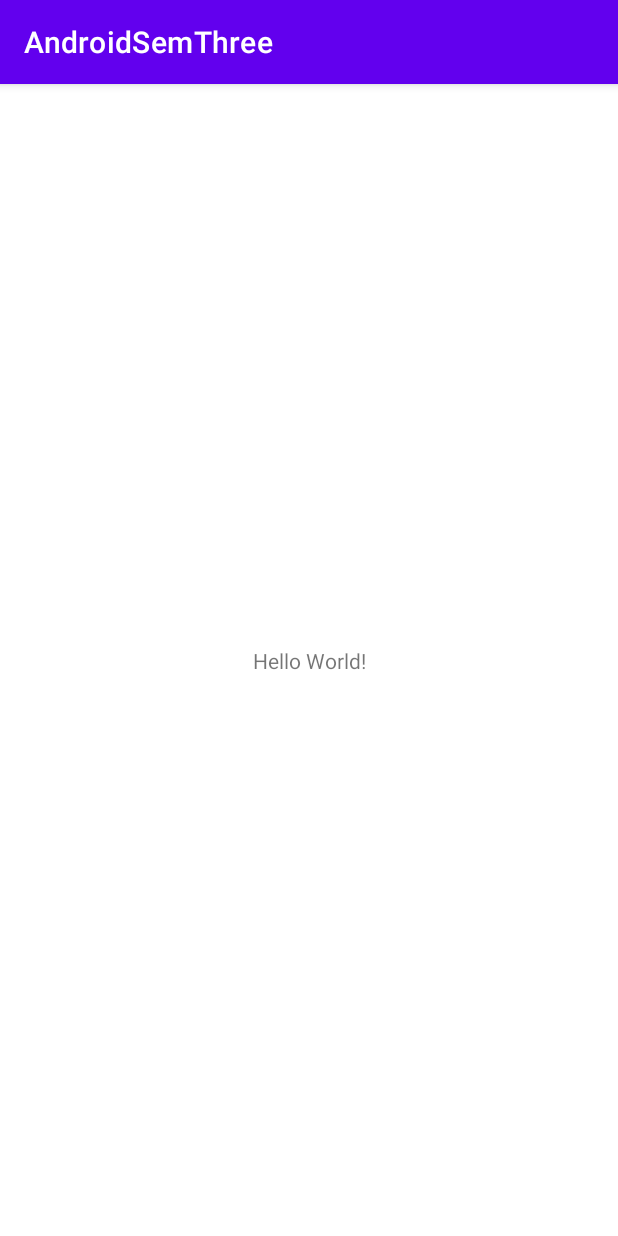
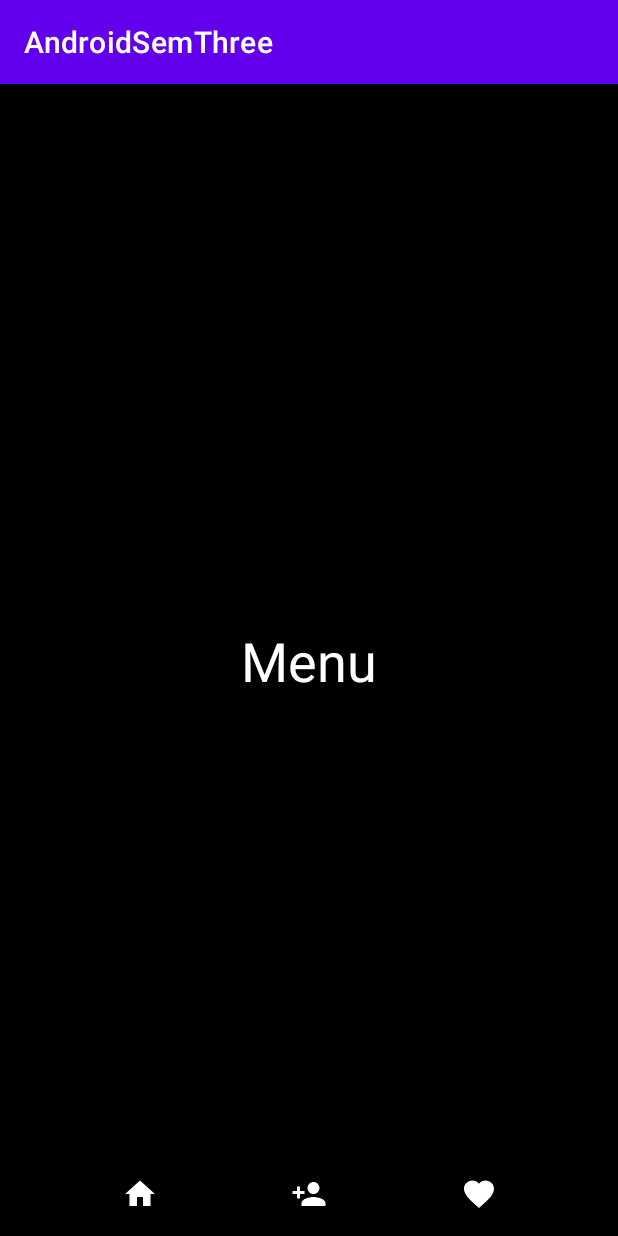
Before and after one commit to stayyoungugly/androidthirdsem, an Android app: the screen it shows after launch (MainActivity), on a phone screen of 412 x 824 dp. Run offline under Robolectric (Android 15) with nearby library versions, the phone set to English and light mode, and no system bars.

Commit message:
fragments hw4

```diff
--- a/app/src/main/java/com/example/androidsemthree/MainActivity.kt
+++ b/app/src/main/java/com/example/androidsemthree/MainActivity.kt
@@ -2,10 +2,59 @@ package com.example.androidsemthree
 
 import androidx.appcompat.app.AppCompatActivity
 import android.os.Bundle
+import com.example.androidsemthree.databinding.ActivityMainBinding
+import com.example.androidsemthree.fragments.AddFragment
+import com.example.androidsemthree.fragments.FavouritesFragment
+import com.example.androidsemthree.fragments.HomeFragment
+
 
 class MainActivity : AppCompatActivity() {
+
+    private lateinit var binding: ActivityMainBinding
+
     override fun onCreate(savedInstanceState: Bundle?) {
         super.onCreate(savedInstanceState)
-        setContentView(R.layout.activity_main)
+        binding = ActivityMainBinding.inflate(layoutInflater).also {
+            setContentView(it.root)
+        }
+        var flag = true
+
+        with(binding) {
+            btHome.setOnClickListener {
+                supportFragmentManager.beginTransaction()
+                    .setCustomAnimations(R.animator.slight_in_left, R.animator.slide_in_right)
+                    .replace(R.id.one, HomeFragment())
+                    .addToBackStack(null)
+                    .commit()
+                if (flag) {
+                    tvMenu.text = null
+                    flag = false
+                }
+            }
+
+            btAdd.setOnClickListener {
+                supportFragmentManager.beginTransaction()
+                    .setCustomAnimations(R.animator.slight_in_left, R.animator.slide_in_right)
+                    .replace(R.id.one, AddFragment())
+                    .addToBackStack(null)
+                    .commit()
+                if (flag) {
+                    tvMenu.text = null
+                    flag = false
+                }
+            }
+
+            btFavourites.setOnClickListener {
+                supportFragmentManager.beginTransaction()
+                    .setCustomAnimations(R.animator.slight_in_left, R.animator.slide_in_right)
+                    .replace(R.id.one, FavouritesFragment())
+                    .addToBackStack(null)
+                    .commit()
+                if (flag) {
+                    tvMenu.text = null
+                    flag = false
+                }
+            }
+        }
     }
 }
--- /dev/null
+++ b/app/src/main/res/animator/slide_in_right.xml
@@ -0,0 +1,19 @@
+<?xml version="1.0" encoding="utf-8"?>
+<set xmlns:android="http://schemas.android.com/apk/res/android"
+    android:ordering="together">
+
+    <objectAnimator
+        android:interpolator="@android:anim/accelerate_interpolator"
+        android:propertyName="alpha"
+        android:valueType="floatType"
+        android:valueTo="0"
+        android:duration="300"/>
+
+    <objectAnimator
+        android:interpolator="@android:anim/accelerate_decelerate_interpolator"
+        android:propertyName="x"
+        android:valueType="floatType"
+        android:valueTo="1280"
+        android:valueFrom="0"
+        android:duration="1500"/>
+</set>
--- /dev/null
+++ b/app/src/main/res/animator/slight_in_left.xml
@@ -0,0 +1,12 @@
+<?xml version="1.0" encoding="utf-8"?>
+<set xmlns:android="http://schemas.android.com/apk/res/android" >
+
+    <objectAnimator
+        android:duration="1500"
+        android:interpolator="@android:anim/accelerate_decelerate_interpolator"
+        android:propertyName="y"
+        android:valueFrom="-1280"
+        android:valueTo="0"
+        android:valueType="floatType" />
+
+</set>
--- /dev/null
+++ b/app/src/main/res/drawable/ic_baseline_favorite_24.xml
@@ -0,0 +1,5 @@
+<vector android:height="24dp" android:tint="#FFFFFF"
+    android:viewportHeight="24" android:viewportWidth="24"
+    android:width="24dp" xmlns:android="http://schemas.android.com/apk/res/android">
+    <path android:fillColor="@android:color/white" android:pathData="M12,21.35l-1.45,-1.32C5.4,15.36 2,12.28 2,8.5 2,5.42 4.42,3 7.5,3c1.74,0 3.41,0.81 4.5,2.09C13.09,3.81 14.76,3 16.5,3 19.58,3 22,5.42 22,8.5c0,3.78 -3.4,6.86 -8.55,11.54L12,21.35z"/>
+</vector>
--- /dev/null
+++ b/app/src/main/res/drawable/ic_baseline_home_24.xml
@@ -0,0 +1,5 @@
+<vector android:height="24dp" android:tint="#FFFFFF"
+    android:viewportHeight="24" android:viewportWidth="24"
+    android:width="24dp" xmlns:android="http://schemas.android.com/apk/res/android">
+    <path android:fillColor="@android:color/white" android:pathData="M10,20v-6h4v6h5v-8h3L12,3 2,12h3v8z"/>
+</vector>
--- /dev/null
+++ b/app/src/main/res/drawable/ic_baseline_person_add_24.xml
@@ -0,0 +1,5 @@
+<vector android:height="24dp" android:tint="#FFFFFF"
+    android:viewportHeight="24" android:viewportWidth="24"
+    android:width="24dp" xmlns:android="http://schemas.android.com/apk/res/android">
+    <path android:fillColor="@android:color/white" android:pathData="M15,12c2.21,0 4,-1.79 4,-4s-1.79,-4 -4,-4 -4,1.79 -4,4 1.79,4 4,4zM6,10L6,7L4,7v3L1,10v2h3v3h2v-3h3v-2L6,10zM15,14c-2.67,0 -8,1.34 -8,4v2h16v-2c0,-2.66 -5.33,-4 -8,-4z"/>
+</vector>
--- a/app/src/main/res/layout/activity_main.xml
+++ b/app/src/main/res/layout/activity_main.xml
@@ -4,15 +4,67 @@
     xmlns:tools="http://schemas.android.com/tools"
     android:layout_width="match_parent"
     android:layout_height="match_parent"
+    android:background="@color/black"
     tools:context=".MainActivity">
 
     <TextView
+        android:id="@+id/tv_menu"
         android:layout_width="wrap_content"
         android:layout_height="wrap_content"
-        android:text="Hello World!"
+        android:text="@string/menu"
+        android:textColor="@color/white"
+        android:textSize="36sp"
         app:layout_constraintBottom_toBottomOf="parent"
         app:layout_constraintLeft_toLeftOf="parent"
         app:layout_constraintRight_toRightOf="parent"
         app:layout_constraintTop_toTopOf="parent" />
 
+    <ImageButton
+        android:id="@+id/bt_home"
+        android:layout_width="40dp"
+        android:layout_height="40dp"
+        android:layout_marginBottom="8dp"
+        android:background="@null"
+        android:padding="8dp"
+        android:src="@drawable/ic_baseline_home_24"
+        app:layout_constraintBottom_toBottomOf="parent"
+        app:layout_constraintEnd_toStartOf="@id/bt_add"
+        app:layout_constraintHorizontal_chainStyle="spread"
+        app:layout_constraintStart_toStartOf="parent"
+        android:contentDescription="@string/image" />
+
+    <ImageButton
+        android:id="@+id/bt_add"
+        android:layout_width="40dp"
+        android:layout_height="40dp"
+        android:background="@null"
+        android:padding="8dp"
+        android:src="@drawable/ic_baseline_person_add_24"
+        app:layout_constraintBottom_toBottomOf="@id/bt_home"
+        app:layout_constraintEnd_toStartOf="@id/bt_favourites"
+        app:layout_constraintStart_toEndOf="@id/bt_home"
+        android:contentDescription="@string/image" />
+
+    <ImageButton
+        android:id="@+id/bt_favourites"
+        android:layout_width="40dp"
+        android:layout_height="40dp"
+        android:background="@null"
+        android:padding="8dp"
+        android:src="@drawable/ic_baseline_favorite_24"
+        app:layout_constraintBottom_toBottomOf="@id/bt_home"
+        app:layout_constraintEnd_toEndOf="parent"
+        app:layout_constraintStart_toEndOf="@id/bt_add"
+        android:contentDescription="@string/image" />
+
+    <androidx.fragment.app.FragmentContainerView
+        android:id="@+id/one"
+        android:layout_width="match_parent"
+        android:layout_height="0dp"
+        android:layout_marginBottom="56dp"
+        app:layout_constraintBottom_toBottomOf="parent"
+        app:layout_constraintEnd_toEndOf="parent"
+        app:layout_constraintStart_toStartOf="parent"
+        app:layout_constraintTop_toTopOf="parent" />
+
 </androidx.constraintlayout.widget.ConstraintLayout>
--- a/app/src/main/res/values/strings.xml
+++ b/app/src/main/res/values/strings.xml
@@ -1,3 +1,8 @@
 <resources>
     <string name="app_name">AndroidSemThree</string>
+    <string name="menu">Menu</string>
+    <string name="home">HOME</string>
+    <string name="favourites">FAVOURITES</string>
+    <string name="add">ADD</string>
+    <string name="image">Image</string>
 </resources>
```
Also changed, not shown: app/src/main/java/com/example/androidsemthree/fragments/AddFragment.kt (added, +22 -0 lines), app/src/main/java/com/example/androidsemthree/fragments/FavouritesFragment.kt (added, +22 -0 lines), app/src/main/java/com/example/androidsemthree/fragments/HomeFragment.kt (added, +22 -0 lines), app/src/main/res/layout/fragment_add.xml (added, +19 -0 lines), app/src/main/res/layout/fragment_favourites.xml (added, +19 -0 lines), app/src/main/res/layout/fragment_home.xml (added, +19 -0 lines).
